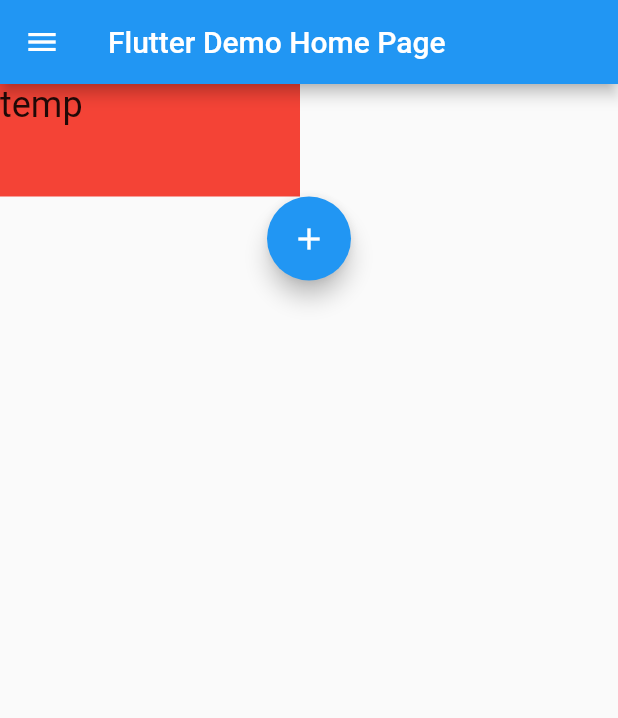
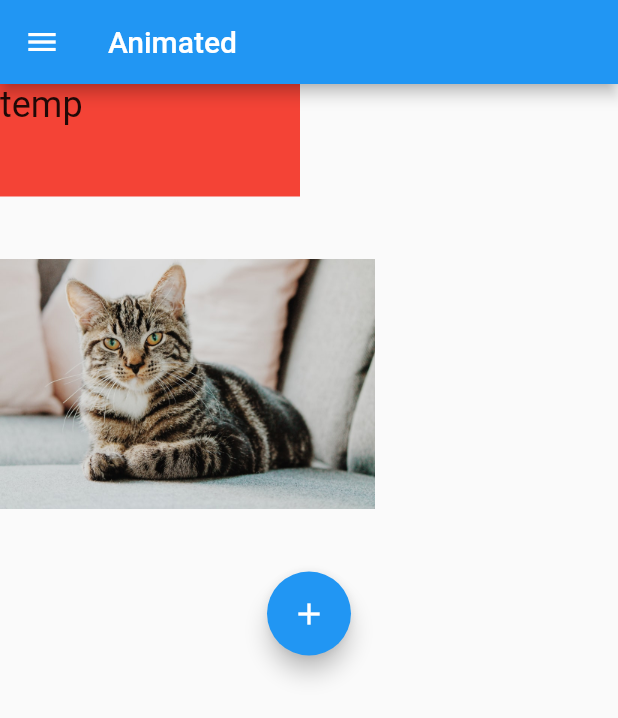
Before and after one commit to lukechi1219/2020TechReviewDart, a Flutter app: the AnimatedContainerPage screen opened by its route, on a phone screen of 412 x 824 dp. Shown: the top 718 px of the screen. Run offline on Flutter 3.47's test engine with Material 2 defaults, Android fonts, the phone set to English and light mode, and no system bars; our stand-ins replace chopper, device_preview; missing offline and left inert: xml2json; generated files the repository leaves out were written again.

Commit message:
add AnimatedOpacity

```diff
--- a/Flutter/widget_of_the_week/lib/main.dart
+++ b/Flutter/widget_of_the_week/lib/main.dart
@@ -24,8 +24,8 @@ class MyApp extends StatelessWidget {
 //      home: HomePage(title: 'Flutter Demo Home Page'),
       initialRoute: '/',
       routes: {
-        HomePage.rout: (context) => HomePage(title: 'Flutter Demo Home Page'),
-        AnimatedContainerPage.rout: (context) => AnimatedContainerPage(title: 'Flutter Demo Home Page'),
+        HomePage.rout: (context) => HomePage(title: 'Flutter Demo Home'),
+        AnimatedContainerPage.rout: (context) => AnimatedContainerPage(title: 'Animated'),
       },
     );
   }
--- a/Flutter/widget_of_the_week/lib/ui/animated_container.dart
+++ b/Flutter/widget_of_the_week/lib/ui/animated_container.dart
@@ -18,10 +18,12 @@ class _AnimatedContainerPageState extends State<AnimatedContainerPage> {
   var _color = Colors.red;
 
   final _myDuration = Duration(
-    milliseconds: 500,
+    milliseconds: 1500,
   );
 
   var _myHeight = 75.0;
+
+  var _opacity = 0.0;
 
   @override
   Widget build(BuildContext context) {
@@ -33,9 +35,14 @@ class _AnimatedContainerPageState extends State<AnimatedContainerPage> {
           _color = Colors.red;
         }
         if (_myHeight == 75.0) {
-          _myHeight += 300.0;
+          _myHeight += 200.0;
         } else {
-          _myHeight -= 300.0;
+          _myHeight -= 200.0;
+        }
+        if (_opacity == 0.0) {
+          _opacity = 1.0;
+        } else {
+          _opacity = 0.0;
         }
       });
     };
@@ -52,8 +59,8 @@ class _AnimatedContainerPageState extends State<AnimatedContainerPage> {
               children: <Widget>[
                 AnimatedContainer(
                   color: _color,
+                  height: _myHeight,
                   duration: _myDuration,
-                  height: _myHeight,
                   width: 200.0,
                   curve: Curves.easeInBack,
 //                    curve: Curves.easeInSine,
@@ -69,6 +76,28 @@ class _AnimatedContainerPageState extends State<AnimatedContainerPage> {
                 ),
               ],
             ),
+            Row(
+              children: <Widget>[
+                Stack(
+                  children: <Widget>[
+                    Image.asset(
+                      'images/cat.jpg',
+                      width: 250.0,
+                      height: 250.0,
+                    ),
+                    AnimatedOpacity(
+                      opacity: _opacity,
+                      duration: _myDuration,
+                      child: Image.asset(
+                        'images/cat2.jpg',
+                        width: 250.0,
+                        height: 250.0,
+                      ),
+                    ),
+                  ],
+                )
+              ],
+            ),
             FloatingActionButton(
               child: Icon(Icons.add),
               onPressed: _onPressedFab,
--- a/Flutter/widget_of_the_week/pubspec.yaml
+++ b/Flutter/widget_of_the_week/pubspec.yaml
@@ -41,9 +41,9 @@ flutter:
   uses-material-design: true
 
   # To add assets to your application, add an assets section, like this:
-  # assets:
-  #  - images/a_dot_burr.jpeg
-  #  - images/a_dot_ham.jpeg
+  assets:
+    - images/cat.jpg
+    - images/cat2.jpg
 
   # An image asset can refer to one or more resolution-specific "variants", see
   # https://flutter.dev/assets-and-images/#resolution-aware.
```
Also changed, not shown: Flutter/widget_of_the_week/images/cat.jpg (added), Flutter/widget_of_the_week/images/cat2.jpg (added).
